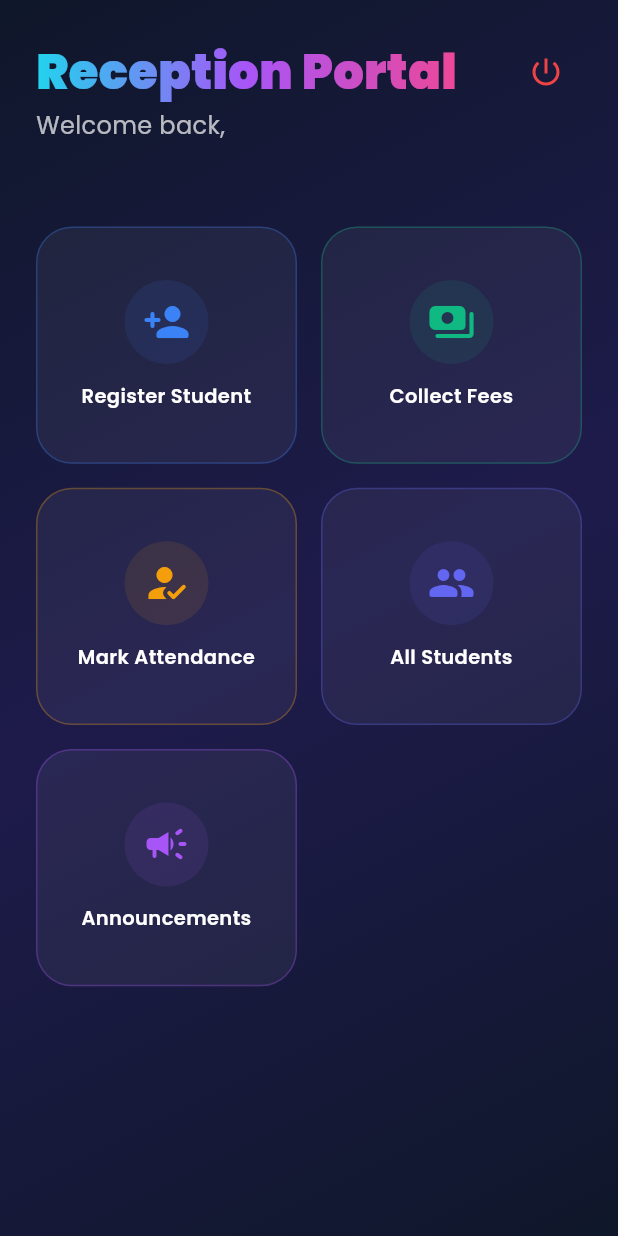
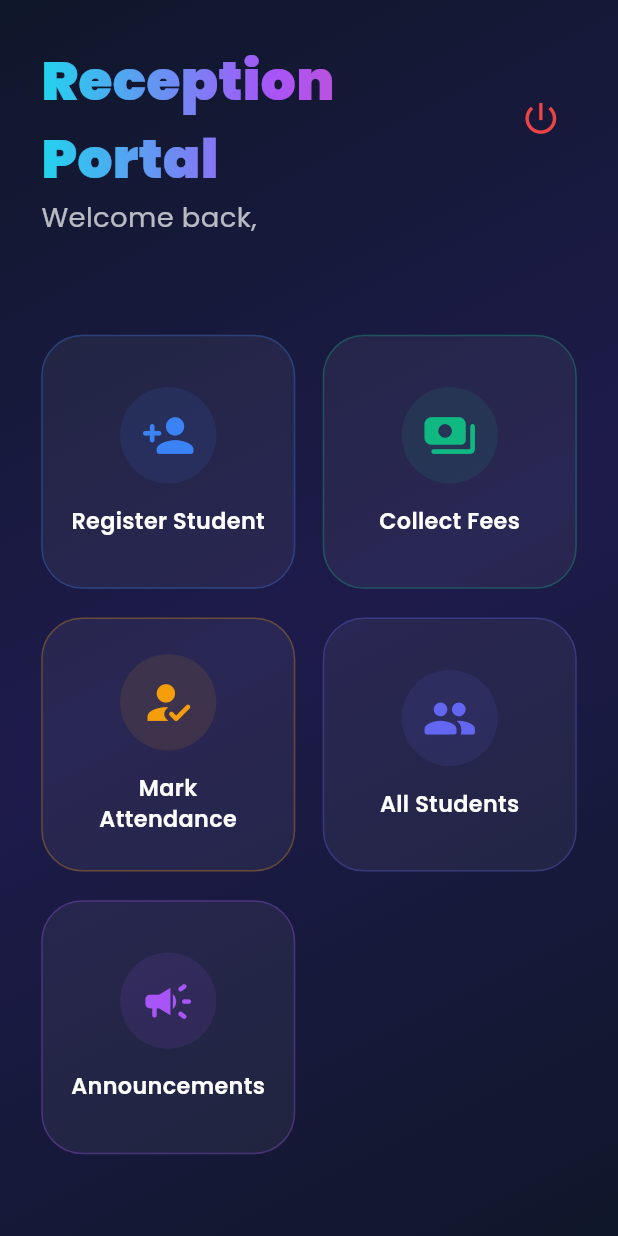
Before and after one commit to Muhammad-Rohaan/Project-SCD, a Flutter app: the ReceptionistDashboard screen opened directly, after a tap on the "power settings new" icon, on a phone screen of 412 x 824 dp. Run offline on Flutter 3.47's test engine with Material 3 defaults, Android fonts, the phone set to English and light mode, and no system bars; our stand-ins replace cached_network_image, cookie_jar, dio, dio_cookie_manager, file_picker, flutter_screenutil and 4 more; missing offline and left inert: flutter_pdfview; accounts and stored records are empty; network calls fail.

Commit message:
Updated Mobile App Responsiveness.

```diff
--- a/MobileApp/irp_mobile_app/lib/constants/app_constants.dart
+++ b/MobileApp/irp_mobile_app/lib/constants/app_constants.dart
@@ -2,7 +2,7 @@ import 'dart:io';
 import 'package:flutter/foundation.dart';
 
 class AppConstants {
-  static const String  _laptopIP = '192.168.1.113'; // Physical Device // this should be the deployment server
+  static const String  _laptopIP = '192.168.1.3'; // Physical Device // this should be the deployment server
   // Use 10.0.2.2 for Android Emulator, localhost for iOS/Web
   static String get baseUrl {
     if (kIsWeb) return 'http://localhost:5000/api';
@@ -20,6 +20,7 @@ class AppConstants {
   // API Endpoints
   static const String login = '/auth/login';
   static const String logout = '/auth/logout';
+  static const String changePassword = '/auth/change-password';
   static const String profile = '/auth/profile';
 
   // Admin Endpoints
--- a/MobileApp/irp_mobile_app/lib/screens/auth/login_screen.dart
+++ b/MobileApp/irp_mobile_app/lib/screens/auth/login_screen.dart
@@ -1,6 +1,7 @@
 import 'package:flutter/material.dart';
 import 'package:provider/provider.dart';
 import 'package:google_fonts/google_fonts.dart';
+import 'package:flutter_screenutil/flutter_screenutil.dart';
 import '../../providers/auth_provider.dart';
 import '../../constants/app_colors.dart';
 import '../../widgets/gradient_text.dart';
@@ -61,7 +62,7 @@ class _LoginScreenState extends State<LoginScreen> {
         child: SafeArea(
           child: Center(
             child: SingleChildScrollView(
-              padding: const EdgeInsets.symmetric(horizontal: 24.0),
+              padding: EdgeInsets.symmetric(horizontal: 24.0.w),
               child: Form(
                 key: _formKey,
                 child: Column(
@@ -84,31 +85,31 @@ class _LoginScreenState extends State<LoginScreen> {
                             'AZ Coaching',
                             gradient: AppColors.textGradient,
                             style: GoogleFonts.poppins(
-                              fontSize: 40,
+                              fontSize: 40.sp,
                               fontWeight: FontWeight.w900,
                               letterSpacing: -1,
                             ),
                           ),
-                          const SizedBox(height: 12),
+                          SizedBox(height: 12.h),
                           Text(
                             'Sign in to access your dashboard',
                             style: GoogleFonts.poppins(
                               color: Colors.white70,
-                              fontSize: 14,
+                              fontSize: 14.sp,
                               fontWeight: FontWeight.w500,
                             ),
                           ),
                         ],
                       ),
                     ),
-                    const SizedBox(height: 48),
+                    SizedBox(height: 48.h),
 
                     // Glassmorphism Card
                     Container(
-                      padding: const EdgeInsets.all(24),
+                      padding: EdgeInsets.all(24.r),
                       decoration: BoxDecoration(
                         color: AppColors.cardBg,
-                        borderRadius: BorderRadius.circular(32),
+                        borderRadius: BorderRadius.circular(32.r),
                         border: Border.all(
                           color: AppColors.cyan400.withOpacity(0.2),
                         ),
@@ -117,10 +118,10 @@ class _LoginScreenState extends State<LoginScreen> {
                         children: [
                           // Login Type Toggle
                           Container(
-                            padding: const EdgeInsets.all(4),
+                            padding: EdgeInsets.all(4.r),
                             decoration: BoxDecoration(
                               color: Colors.white.withOpacity(0.05),
-                              borderRadius: BorderRadius.circular(16),
+                              borderRadius: BorderRadius.circular(16.r),
                               border: Border.all(color: Colors.white10),
                             ),
                             child: Row(
@@ -134,7 +135,7 @@ class _LoginScreenState extends State<LoginScreen> {
                               ],
                             ),
                           ),
-                          const SizedBox(height: 32),
+                          SizedBox(height: 32.h),
 
                           // Input Fields
                           AnimatedSwitcher(
@@ -156,7 +157,7 @@ class _LoginScreenState extends State<LoginScreen> {
                                     validator: (v) => v!.isEmpty ? 'Required' : null,
                                   ),
                           ),
-                          const SizedBox(height: 20),
+                          SizedBox(height: 20.h),
                           _buildTextField(
                             controller: _passwordController,
                             hint: 'Password',
@@ -168,20 +169,20 @@ class _LoginScreenState extends State<LoginScreen> {
                             validator: (v) => v!.isEmpty ? 'Required' : null,
                           ),
 
-                          const SizedBox(height: 40),
+                          SizedBox(height: 40.h),
 
                           // Login Button
                           Container(
                             width: double.infinity,
-                            height: 56,
+                            height: 56.h,
                             decoration: BoxDecoration(
-                              borderRadius: BorderRadius.circular(16),
+                              borderRadius: BorderRadius.circular(16.r),
                               gradient: AppColors.buttonGradient,
                               boxShadow: [
                                 BoxShadow(
                                   color: AppColors.accent.withOpacity(0.3),
-                                  blurRadius: 12,
-                                  offset: const Offset(0, 4),
+                                  blurRadius: 12.r,
+                                  offset: Offset(0, 4.h),
                                 ),
                               ],
                             ),
@@ -191,14 +192,14 @@ class _LoginScreenState extends State<LoginScreen> {
                                 backgroundColor: Colors.transparent,
                                 shadowColor: Colors.transparent,
                                 shape: RoundedRectangleBorder(
-                                  borderRadius: BorderRadius.circular(16),
+                                  borderRadius: BorderRadius.circular(16.r),
                                 ),
                               ),
                               child: authProvider.isLoading
-                                  ? const SizedBox(
-                                      height: 24,
-                                      width: 24,
-                                      child: CircularProgressIndicator(
+                                  ? SizedBox(
+                                      height: 24.h,
+                                      width: 24.w,
+                                      child: const CircularProgressIndicator(
                                         strokeWidth: 2.5,
                                         color: Colors.white,
                                       ),
@@ -206,7 +207,7 @@ class _LoginScreenState extends State<LoginScreen> {
                                   : Text(
                                       'Sign In',
                                       style: GoogleFonts.poppins(
-                                        fontSize: 18,
+                                        fontSize: 18.sp,
                                         fontWeight: FontWeight.bold,
                                         color: Colors.white,
                                       ),
@@ -232,10 +233,10 @@ class _LoginScreenState extends State<LoginScreen> {
       onTap: () => setState(() => _isEmailLogin = value),
       child: AnimatedContainer(
         duration: const Duration(milliseconds: 200),
-        padding: const EdgeInsets.symmetric(vertical: 12),
+        padding: EdgeInsets.symmetric(vertical: 12.h),
         decoration: BoxDecoration(
           color: active ? AppColors.primary : Colors.transparent,
-          borderRadius: BorderRadius.circular(12),
+          borderRadius: BorderRadius.circular(12.r),
         ),
         child: Text(
           label,
@@ -243,7 +244,7 @@ class _LoginScreenState extends State<LoginScreen> {
           style: GoogleFonts.poppins(
             color: active ? Colors.white : Colors.white60,
             fontWeight: active ? FontWeight.bold : FontWeight.normal,
-            fontSize: 14,
+            fontSize: 14.sp,
           ),
         ),
       ),
@@ -267,7 +268,7 @@ class _LoginScreenState extends State<LoginScreen> {
       obscureText: obscureText,
       keyboardType: type,
       validator: validator,
-      style: GoogleFonts.poppins(color: Colors.white, fontSize: 15),
+      style: GoogleFonts.poppins(color: Colors.white, fontSize: 15.sp),
       decoration: InputDecoration(
         hintText: hint,
         hintStyle: const TextStyle(color: Colors.white38),
@@ -284,21 +285,26 @@ class _LoginScreenState extends State<LoginScreen> {
         filled: true,
         fillColor: Colors.white.withOpacity(0.05),
         border: OutlineInputBorder(
-          borderRadius: BorderRadius.circular(16),
+          borderRadius: BorderRadius.circular(16.r),
           borderSide: BorderSide(color: AppColors.cyan400.withOpacity(0.3)),
         ),
         enabledBorder: OutlineInputBorder(
-          borderRadius: BorderRadius.circular(16),
+          borderRadius: BorderRadius.circular(16.r),
           borderSide: BorderSide(color: AppColors.cyan400.withOpacity(0.2)),
         ),
         focusedBorder: OutlineInputBorder(
-          borderRadius: BorderRadius.circular(16),
+          borderRadius: BorderRadius.circular(16.r),
           borderSide: const BorderSide(color: AppColors.cyan400),
         ),
         errorBorder: OutlineInputBorder(
-          borderRadius: BorderRadius.circular(16),
+          borderRadius: BorderRadius.circular(16.r),
           borderSide: const BorderSide(color: AppColors.danger),
         ),
+        focusedErrorBorder: OutlineInputBorder(
+          borderRadius: BorderRadius.circular(16.r),
+          borderSide: const BorderSide(color: AppColors.danger, width: 2),
+        ),
+        contentPadding: EdgeInsets.symmetric(horizontal: 20.w, vertical: 16.h),
       ),
     );
   }
--- a/MobileApp/irp_mobile_app/lib/screens/receptionist/receptionist_dashboard.dart
+++ b/MobileApp/irp_mobile_app/lib/screens/receptionist/receptionist_dashboard.dart
@@ -9,6 +9,7 @@ import 'collect_fees_screen.dart';
 import 'student_list_screen.dart';
 import '../student/announcement_screen.dart';
 import 'package:google_fonts/google_fonts.dart';
+import 'package:flutter_screenutil/flutter_screenutil.dart';
 
 class ReceptionistDashboard extends StatelessWidget {
   const ReceptionistDashboard({super.key});
@@ -28,23 +29,25 @@ class ReceptionistDashboard extends StatelessWidget {
             slivers: [
               SliverToBoxAdapter(
                 child: Padding(
-                  padding: const EdgeInsets.all(24.0),
+                  padding: EdgeInsets.all(24.0.r),
                   child: Column(
                     crossAxisAlignment: CrossAxisAlignment.start,
                     children: [
                       Row(
                         mainAxisAlignment: MainAxisAlignment.spaceBetween,
                         children: [
-                          GradientText(
+                          Expanded(
+                            child: GradientText(
                               'Reception Portal',
                               gradient: AppColors.textGradient,
                               style: GoogleFonts.poppins(
-                              fontSize: 32,
+                                fontSize: 32.sp,
                                 fontWeight: FontWeight.w900,
                               ),
                             ),
+                          ),
                           IconButton(
-                            icon: const Icon(Icons.power_settings_new, color: AppColors.danger),
+                            icon: Icon(Icons.power_settings_new, color: AppColors.danger, size: 24.sp),
                             onPressed: () => authProvider.logout(),
                           ),
                         ],
@@ -53,22 +56,22 @@ class ReceptionistDashboard extends StatelessWidget {
                         'Welcome back, ${user?.fullName ?? 'Receptionist'}',
                         style: GoogleFonts.poppins(
                           color: Colors.white70,
-                          fontSize: 16,
+                          fontSize: 16.sp,
                         ),
                       ),
-                      const SizedBox(height: 32),
+                      SizedBox(height: 32.h),
                     ],
                   ),
                 ),
               ),
               SliverPadding(
-                padding: const EdgeInsets.symmetric(horizontal: 24),
+                padding: EdgeInsets.symmetric(horizontal: 24.w),
                 sliver: SliverGrid(
-                  gridDelegate: const SliverGridDelegateWithFixedCrossAxisCount(
+                  gridDelegate: SliverGridDelegateWithFixedCrossAxisCount(
                     crossAxisCount: 2,
-                    crossAxisSpacing: 16,
-                    mainAxisSpacing: 16,
-                    childAspectRatio: 1.1,
+                    crossAxisSpacing: 16.w,
+                    mainAxisSpacing: 16.h,
+                    childAspectRatio: 1.0,
                   ),
                   delegate: SliverChildListDelegate([
                     _buildActionCard(
@@ -127,35 +130,39 @@ class ReceptionistDashboard extends StatelessWidget {
     return Container(
       decoration: BoxDecoration(
         color: AppColors.cardBg,
-        borderRadius: BorderRadius.circular(24),
+        borderRadius: BorderRadius.circular(24.r),
         border: Border.all(color: color.withOpacity(0.3)),
       ),
       child: Material(
         color: Colors.transparent,
         child: InkWell(
           onTap: onTap,
-          borderRadius: BorderRadius.circular(24),
+          borderRadius: BorderRadius.circular(24.r),
           child: Padding(
-            padding: const EdgeInsets.all(16),
+            padding: EdgeInsets.all(16.r),
             child: Column(
               mainAxisAlignment: MainAxisAlignment.center,
               children: [
                 Container(
-                  padding: const EdgeInsets.all(12),
+                  padding: EdgeInsets.all(12.r),
                   decoration: BoxDecoration(
                     color: color.withOpacity(0.1),
                     shape: BoxShape.circle,
                   ),
-                  child: Icon(icon, color: color, size: 32),
+                  child: Icon(icon, color: color, size: 32.sp),
                 ),
-                const SizedBox(height: 12),
-                Text(
+                SizedBox(height: 12.h),
+                Flexible(
+                  child: Text(
                     title,
                     textAlign: TextAlign.center,
+                    maxLines: 2,
+                    overflow: TextOverflow.ellipsis,
                     style: GoogleFonts.poppins(
                       color: Colors.white,
-                    fontSize: 13,
+                      fontSize: 13.sp,
                       fontWeight: FontWeight.w600,
+                    ),
                   ),
                 ),
               ],
--- a/MobileApp/irp_mobile_app/pubspec.yaml
+++ b/MobileApp/irp_mobile_app/pubspec.yaml
@@ -43,8 +43,6 @@ dependencies:
   path_provider: ^2.1.5
   camera: ^0.12.0+1
   image_picker: ^1.2.1
-  geolocator: ^14.0.2
-  flutter_local_notifications: ^21.0.0
   cached_network_image: ^3.4.1
   flutter_secure_storage: ^10.0.0
   google_fonts: ^8.0.2
@@ -55,6 +53,7 @@ dependencies:
   file_picker: ^8.1.7
   url_launcher: ^6.3.1
   flutter_pdfview: ^1.3.2
+  flutter_screenutil: ^5.9.3
 
 dev_dependencies:
   flutter_test:
```
Also changed, not shown: MobileApp/irp_mobile_app/lib/main.dart (+10 -2 lines), MobileApp/irp_mobile_app/lib/providers/auth_provider.dart (+42 -6 lines), MobileApp/irp_mobile_app/lib/screens/admin/admin_dashboard.dart (+40 -33 lines), MobileApp/irp_mobile_app/lib/screens/auth/change_password_screen.dart (added, +242 -0 lines), MobileApp/irp_mobile_app/lib/screens/student/student_dashboard.dart (+61 -45 lines), MobileApp/irp_mobile_app/lib/screens/teacher/teacher_dashboard.dart (+34 -19 lines), MobileApp/irp_mobile_app/lib/utils/notification_service.dart (deleted, +0 -47 lines), MobileApp/irp_mobile_app/pubspec.lock, 7 other files. Lines whose indentation alone changed are shown as unchanged.
